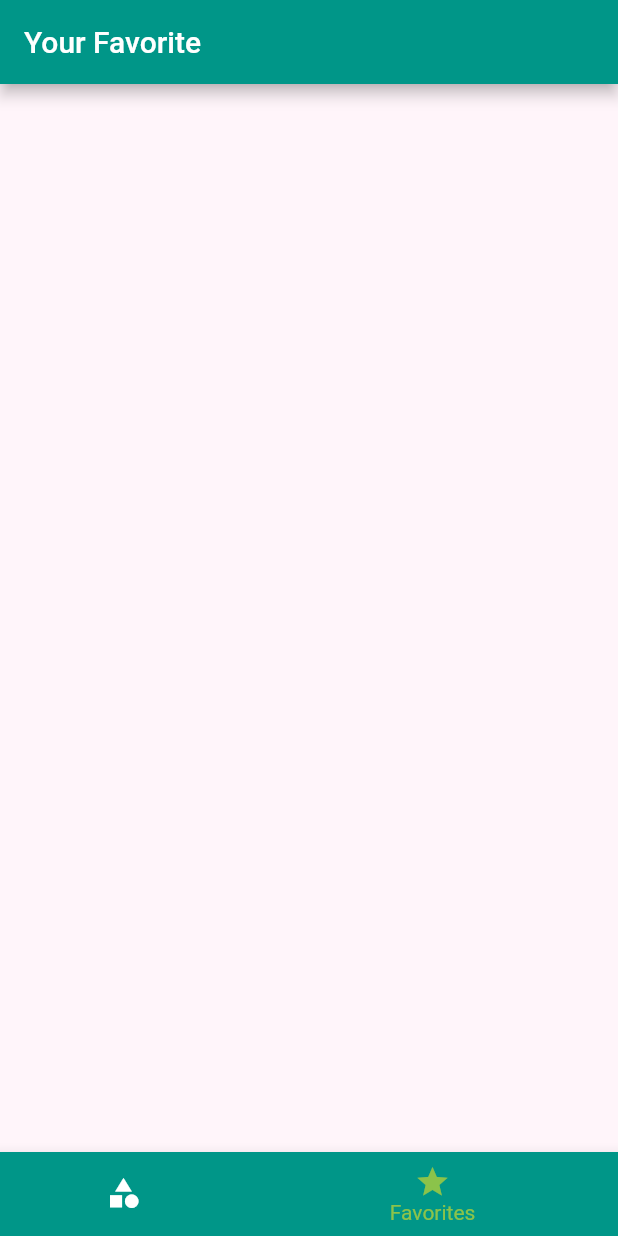
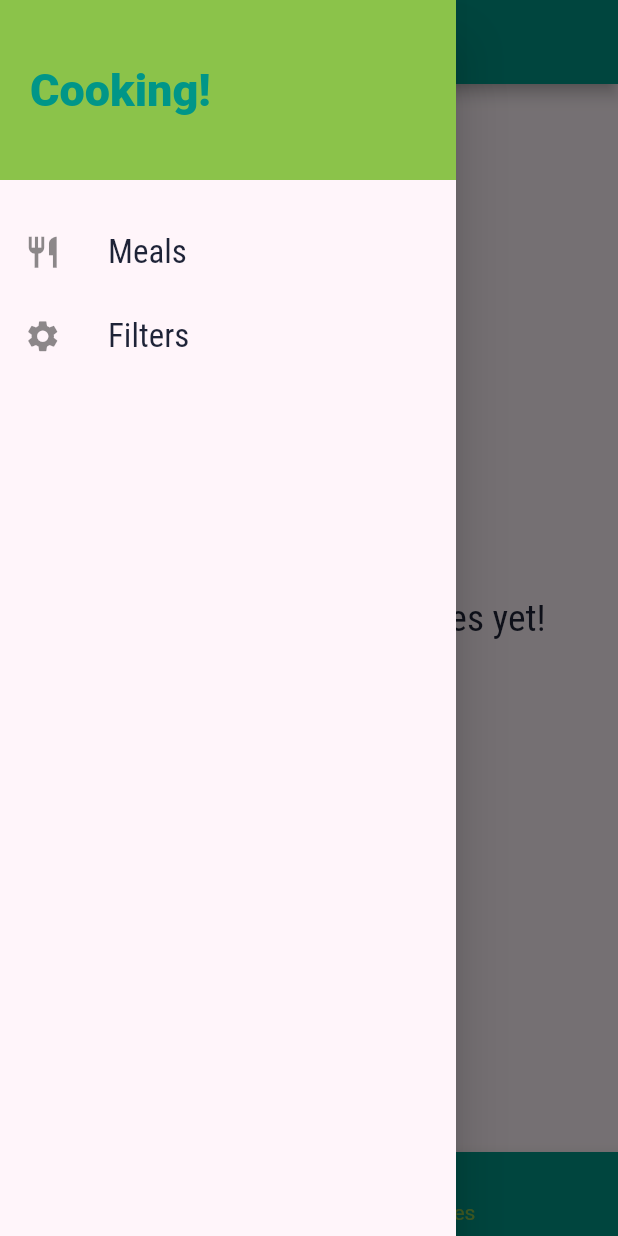
Before and after one commit to arthurbz/meals_app, a Flutter app: the screen it shows after launch, item 2 of the bottom bar chosen, with the side drawer open (before the commit the screen has no drawer), on a phone screen of 412 x 824 dp. Run offline on Flutter 3.47's test engine with Material 2 defaults, Android fonts, the phone set to English and light mode, and no system bars.

Commit message:
Navigation
Added better navigation through pages.

```diff
--- a/lib/main.dart
+++ b/lib/main.dart
@@ -1,5 +1,8 @@
 import 'package:flutter/material.dart';
 
+import './models/meal.dart';
+import './data.dart';
+import './screens/filters_screen.dart';
 import './screens/meal_detail_screen.dart';
 import './screens/category_meals_screen.dart';
 import './screens/categories_screen.dart';
@@ -7,7 +10,60 @@ import './screens/tabs_screen.dart';
 
 void main() => runApp(MealsApp());
 
-class MealsApp extends StatelessWidget {
+class MealsApp extends StatefulWidget {
+  @override
+  _MealsAppState createState() => _MealsAppState();
+}
+
+class _MealsAppState extends State<MealsApp> {
+  Map<String, bool> _filters = {
+    'gluten': false,
+    'vegan': false,
+    'vegetarian': false,
+    'lactose': false,
+  };
+
+  List<Meal> _availableMeals = DUMMY_MEALS;
+  List<Meal> _favoriteMeals = [];
+
+  void _setFilters(Map<String, bool> newFilters) {
+    setState(() {
+      _filters = newFilters;
+
+      _availableMeals = DUMMY_MEALS.where((meal) {
+        if (_filters['gluten'] && !meal.isGlutenFree) {
+          return false;
+        }
+        if (_filters['vegan'] && !meal.isVegan) {
+          return false;
+        }
+        if (_filters['vegetarian'] && !meal.isVegetarian) {
+          return false;
+        }
+        if (_filters['lactose'] && !meal.isLactoseFree) {
+          return false;
+        }
+        return true;
+      }).toList();
+    });
+  }
+
+  void _toggleFavorite(String mealID) {
+    final existingIndex =
+        _favoriteMeals.indexWhere((meal) => meal.id == mealID);
+    if (existingIndex >= 0) {
+      setState(() {
+        _favoriteMeals.removeAt(existingIndex);
+      });
+    } else {
+      _favoriteMeals.add(DUMMY_MEALS.firstWhere((meal) => meal.id == mealID));
+    }
+  }
+
+  bool _isMealFavorite(String mealID) {
+    return _favoriteMeals.any((meal) => meal.id == mealID);
+  }
+
   @override
   Widget build(BuildContext context) {
     return MaterialApp(
@@ -26,10 +82,12 @@ class MealsApp extends StatelessWidget {
         ),
         initialRoute: '/',
         routes: {
-        '/': (ctx) => TabsScreen(),
-        CategoryMealsScreen.routeName: (ctx) =>  CategoryMealsScreen(),
-        MealDetailScreen.routeName: (ctx) => MealDetailScreen(),
-      }
-    );
+          '/': (ctx) => TabsScreen(_favoriteMeals),
+          CategoryMealsScreen.routeName: (ctx) =>
+              CategoryMealsScreen(_availableMeals),
+          MealDetailScreen.routeName: (ctx) => MealDetailScreen(_toggleFavorite, _isMealFavorite),
+          FiltersScreen.routeName: (ctx) =>
+              FiltersScreen(_filters, _setFilters),
+        });
   }
 }
--- a/lib/screens/favorites_screen.dart
+++ b/lib/screens/favorites_screen.dart
@@ -1,10 +1,30 @@
 import 'package:flutter/material.dart';
 
+import '../widgets/meal_item.dart';
+
 class FavoritesScreen extends StatelessWidget {
+  final List favoriteMeals;
+
+  FavoritesScreen(this.favoriteMeals);
+
   @override
   Widget build(BuildContext context) {
-    return Container(
-
-    );
+    if (favoriteMeals.isEmpty) {
+      return Center(
+        child: Text(
+          'You don\'t have any favorites yet!',
+          style: TextStyle(fontFamily: 'RobotoCondensed', fontSize: 25),
+        ),
+      );
+    } else {
+      return ListView.builder(
+          itemBuilder: (context, index) {
+            return MealItem(
+              meal: favoriteMeals[index],
+            );
+          },
+          itemCount: favoriteMeals.length);
+    }
+    ;
   }
 }
--- a/lib/screens/tabs_screen.dart
+++ b/lib/screens/tabs_screen.dart
@@ -1,24 +1,20 @@
 import 'package:flutter/material.dart';
 
+import '../widgets/main_drawer.dart';
 import './favorites_screen.dart';
 import './categories_screen.dart';
 
 class TabsScreen extends StatefulWidget {
+  final List favoriteMeals;
+
+  TabsScreen(this.favoriteMeals);
+
   @override
   _TabsScreenState createState() => _TabsScreenState();
 }
 
 class _TabsScreenState extends State<TabsScreen> {
-  final List<Map<String, Object>> _pages = [
-    {
-      'page': CategoriesScreen(),
-      'title': 'Categories',
-    },
-    {
-      'page': FavoritesScreen(),
-      'title': 'Your Favorite',
-    },
-  ];
+  List<Map<String, Object>> _pages;
 
   int _selectedPageIndex = 0;
 
@@ -29,11 +25,27 @@ class _TabsScreenState extends State<TabsScreen> {
   }
 
   @override
+  void initState() {
+    _pages = [
+      {
+        'page': CategoriesScreen(),
+        'title': 'Categories',
+      },
+      {
+        'page': FavoritesScreen(widget.favoriteMeals),
+        'title': 'Your Favorite',
+      },
+    ];
+    super.initState();
+  }
+
+  @override
   Widget build(BuildContext context) {
     return Scaffold(
       appBar: AppBar(
         title: Text(_pages[_selectedPageIndex]['title']),
       ),
+      drawer: MainDrawer(),
       body: _pages[_selectedPageIndex]['page'],
       bottomNavigationBar: BottomNavigationBar(
         onTap: _selectPage,
--- /dev/null
+++ b/lib/widgets/main_drawer.dart
@@ -0,0 +1,45 @@
+import 'package:flutter/material.dart';
+
+import '../screens/filters_screen.dart';
+
+class MainDrawer extends StatelessWidget {
+  Widget buildListTile(String text, IconData icon, Function tapHandler) {
+    return ListTile(
+      leading: Icon(icon, size: 25),
+      title: Text(text,
+          style: TextStyle(fontFamily: 'RobotoCondensed', fontSize: 22)),
+      onTap: tapHandler,
+    );
+  }
+
+  @override
+  Widget build(BuildContext context) {
+    return Drawer(
+        child: Column(
+      children: <Widget>[
+        Container(
+          height: 120,
+          width: double.infinity,
+          padding: EdgeInsets.all(20),
+          color: Theme.of(context).accentColor,
+          alignment: Alignment.centerLeft,
+          child: Text(
+            'Cooking!',
+            style: TextStyle(
+              fontWeight: FontWeight.w900,
+              fontSize: 30,
+              color: Theme.of(context).primaryColor,
+            ),
+          ),
+        ),
+        SizedBox(height: 20),
+        buildListTile('Meals', Icons.restaurant, () {
+          Navigator.of(context).pushReplacementNamed('/');
+        }),
+        buildListTile('Filters', Icons.settings, () {
+          Navigator.of(context).pushReplacementNamed(FiltersScreen.routeName);
+        }),
+      ],
+    ));
+  }
+}
```
Also changed, not shown: lib/screens/category_meals_screen.dart (+37 -15 lines), lib/screens/filters_screen.dart (added, +111 -0 lines), lib/screens/meal_detail_screen.dart (+8 -0 lines). Lines whose indentation alone changed are shown as unchanged.
